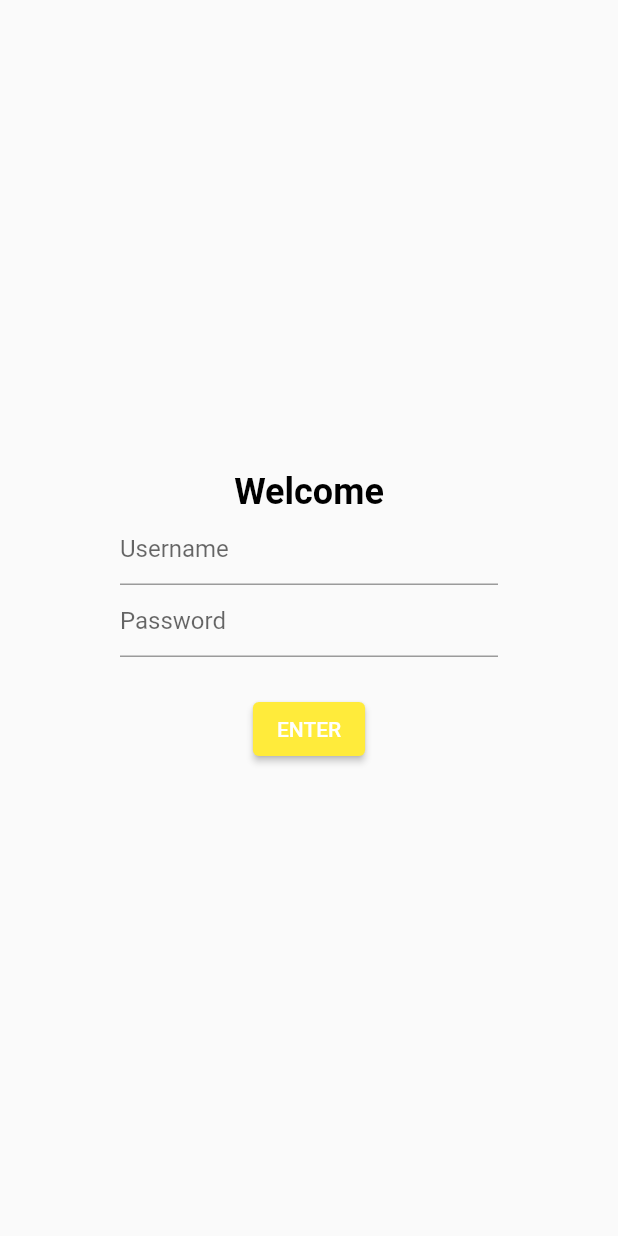
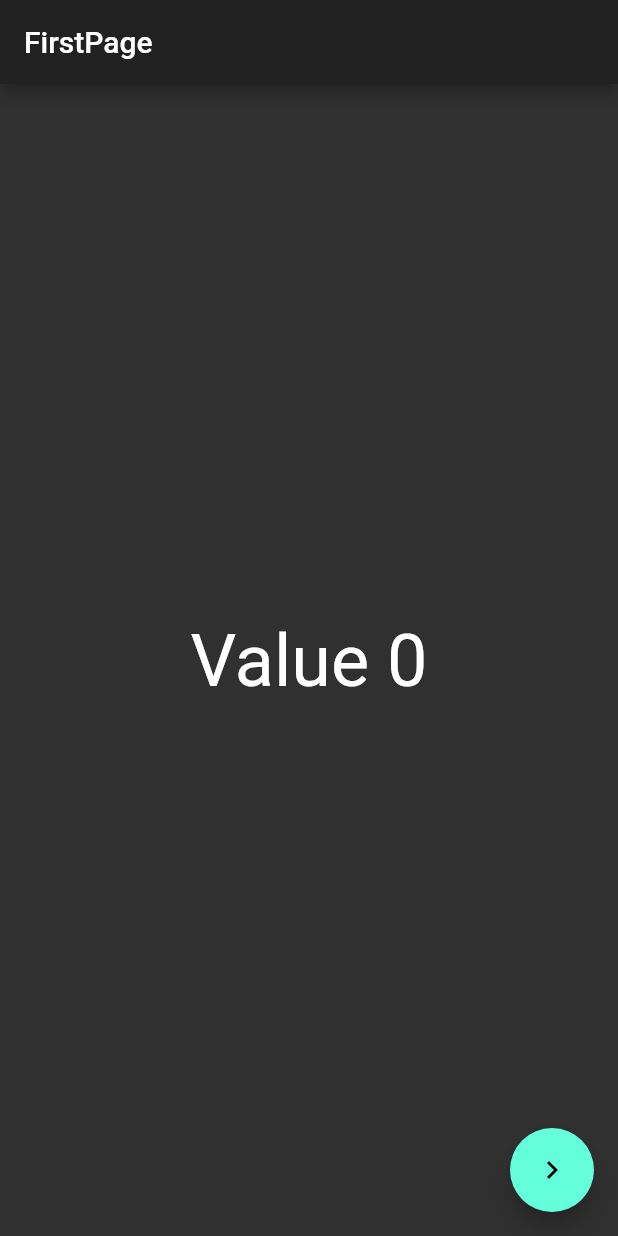
Before and after one commit to qq2339300630/cjj_flutter_ui_study, a Flutter app: the screen it shows after launch, on a phone screen of 412 x 824 dp. Run offline on Flutter 3.47's test engine with Material 2 defaults, Android fonts, the phone set to English and light mode, and no system bars; Roboto replaces fonts that are missing (Corben).

Commit message:
Provider简单使用 两种获取共享数据的方式

```diff
--- a/lib/main.dart
+++ b/lib/main.dart
@@ -51,6 +51,7 @@
 // }
 
 import 'package:cjj_flutter_ui_study/common/theme.dart';
+import 'package:cjj_flutter_ui_study/providerdemo/model.dart';
 import 'package:cjj_flutter_ui_study/screens/cart.dart';
 import 'package:cjj_flutter_ui_study/screens/catalog.dart';
 import 'package:cjj_flutter_ui_study/screens/login.dart';
@@ -376,14 +377,14 @@ class MyApp extends StatelessWidget {
         theme: appTheme,
         initialRoute: '/',
         routes: {
-           '/':(context) {
-             return MyLogin();
-           },
-           '/catalog':(context){
-             return MyCatelog();
-           },
-          '/cart':(context){
-             return MyCart();
+          '/': (context) {
+            return MyLogin();
+          },
+          '/catalog': (context) {
+            return MyCatelog();
+          },
+          '/cart': (context) {
+            return MyCart();
           }
         },
       ),
@@ -392,7 +393,16 @@ class MyApp extends StatelessWidget {
 }
 
 void main() {
-  runApp(new MyApp());
+  final counter = CounterModel();
+  final textSize = 48;
+
+  runApp(Provider<int>.value(
+    value: textSize,
+    child: ChangeNotifierProvider.value(
+      value: counter,
+      child: ProviderDemo1(),
+    ),
+  ));
 }
 
 class TabBarDemo extends StatelessWidget {
--- /dev/null
+++ b/lib/providerdemo/model.dart
@@ -0,0 +1,71 @@
+import 'package:flutter/material.dart';
+import 'package:provider/provider.dart';
+
+class ProviderDemo1 extends StatelessWidget {
+  @override
+  Widget build(BuildContext context) {
+    return MaterialApp(theme: ThemeData.dark(), home: FirstScreen());
+  }
+}
+
+class FirstScreen extends StatelessWidget {
+  @override
+  Widget build(BuildContext context) {
+    final _counter = Provider.of<CounterModel>(context);
+    final textSize = Provider.of<int>(context).toDouble();
+
+    return Scaffold(
+      appBar: AppBar(
+        title: Text('FirstPage'),
+      ),
+      body: Center(
+        child: Text(
+          'Value ${_counter.value}',
+          style: TextStyle(fontSize: textSize),
+        ),
+      ),
+      floatingActionButton: FloatingActionButton(
+        onPressed: () => Navigator.of(context)
+            .push(MaterialPageRoute(builder: (context) => SecondPage())),
+        child: Icon(Icons.navigate_next),
+      ),
+    );
+  }
+}
+
+class SecondPage extends StatelessWidget {
+  @override
+  Widget build(BuildContext context) {
+    return Scaffold(
+      appBar: AppBar(
+        title: Text('Second Page'),
+      ),
+      body: Consumer2<CounterModel, int>(
+        builder: (context, CounterModel counter, int textSize, _) => Center(
+          child: Text(
+            'Value:${counter.value}',
+            style: TextStyle(fontSize: textSize.toDouble()),
+          ),
+        ),
+      ),
+      floatingActionButton: Consumer<CounterModel>(
+        builder: (context, CounterModel counter, child) => FloatingActionButton(
+          onPressed: counter.increment,
+          child: child,
+        ),
+        child: Icon(Icons.add),
+      ),
+    );
+  }
+}
+
+class CounterModel with ChangeNotifier {
+  int _count = 0;
+
+  int get value => _count;
+
+  void increment() {
+    _count++;
+    notifyListeners();
+  }
+}
```
